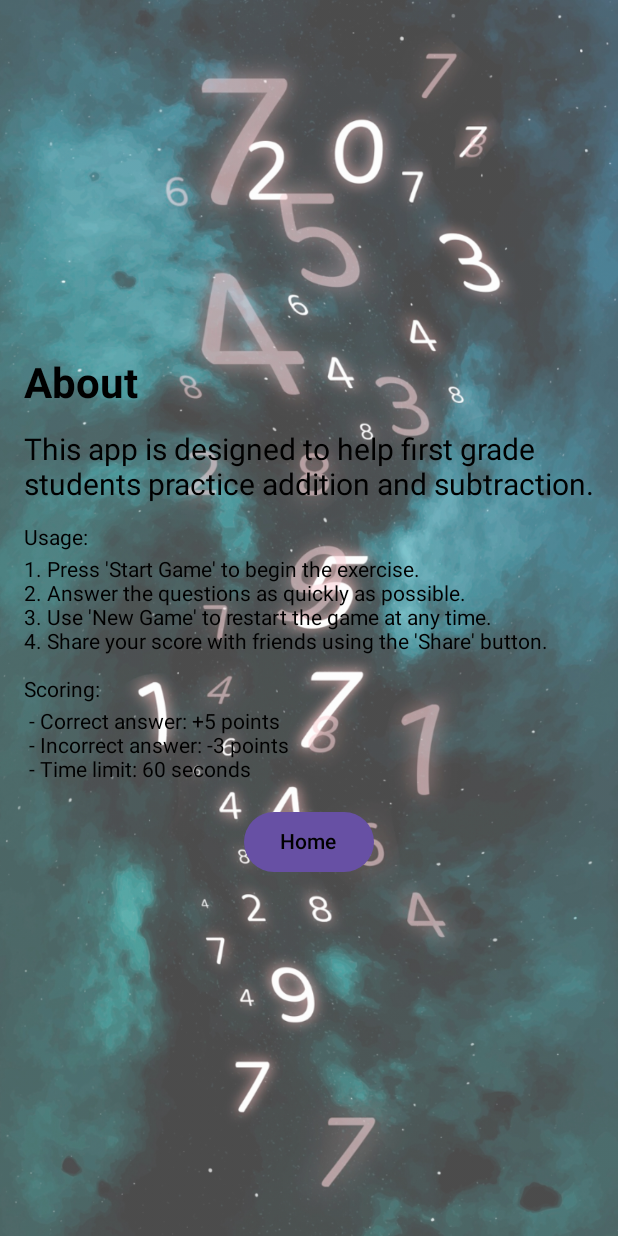
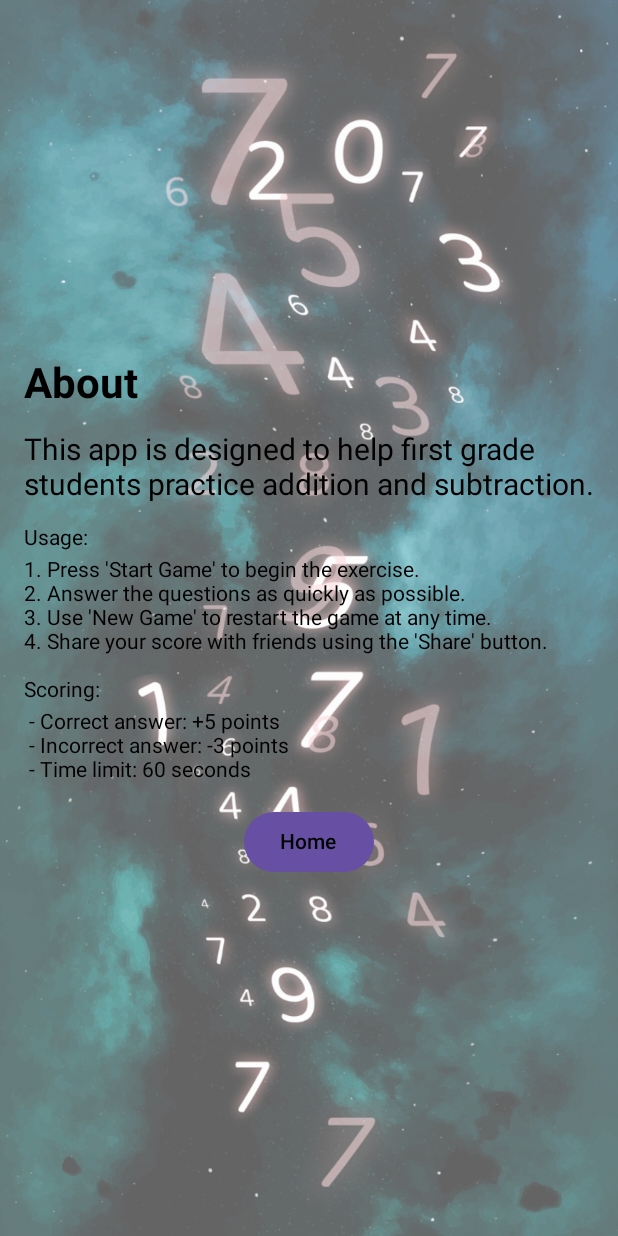
Before and after one commit to Kalaba01/MathFun, an Android app built with Jetpack Compose: the AboutScreen screen opened through its navigation route, on a phone screen of 412 x 824 dp. Run offline under Robolectric (Android 15) with nearby library versions, the phone set to English and light mode, and no system bars.

Commit message:
Cleaned code

```diff
--- a/app/src/main/java/com/example/mathfun/navigation/NavGraph.kt
+++ b/app/src/main/java/com/example/mathfun/navigation/NavGraph.kt
@@ -9,12 +9,6 @@ import com.example.mathfun.view.WelcomeScreen
 import com.example.mathfun.view.GameScreen
 import com.example.mathfun.view.AboutScreen
 
-//sealed class Screen(val route: String) {
-//    object Welcome : Screen("welcome_screen")
-//    object Game : Screen("game_screen")
-//    object About : Screen("about_screen")
-//}
-
 @Composable
 fun NavGraph(navController: NavHostController = rememberNavController()) {
     NavHost(navController = navController, startDestination = "welcome") {
--- a/app/src/main/java/com/example/mathfun/view/AboutScreen.kt
+++ b/app/src/main/java/com/example/mathfun/view/AboutScreen.kt
@@ -28,7 +28,7 @@ fun AboutScreen(navController: NavController) {
         Image(
             painter = painterResource(id = R.drawable.pozadina),
             contentDescription = null,
-            alpha = 0.7F,
+            alpha = 0.6F,
             contentScale = ContentScale.Crop,
             modifier = Modifier.fillMaxSize()
         )
--- a/app/src/main/java/com/example/mathfun/view/GameScreen.kt
+++ b/app/src/main/java/com/example/mathfun/view/GameScreen.kt
@@ -63,7 +63,7 @@ fun GameScreen(navController: NavController) {
         Image(
             painter = painterResource(id = R.drawable.pozadina),
             contentDescription = null,
-            alpha = 0.7F,
+            alpha = 0.6F,
             contentScale = ContentScale.Crop,
             modifier = Modifier.fillMaxSize()
         )
--- a/app/src/main/java/com/example/mathfun/view/WelcomeScreen.kt
+++ b/app/src/main/java/com/example/mathfun/view/WelcomeScreen.kt
@@ -29,7 +29,7 @@ fun WelcomeScreen(navController: NavController) {
         Image(
             painter = painterResource(id = R.drawable.pozadina),
             contentDescription = null,
-            alpha = 0.7F,
+            alpha = 0.6F,
             contentScale = ContentScale.Crop,
             modifier = Modifier.fillMaxSize()
         )
```
